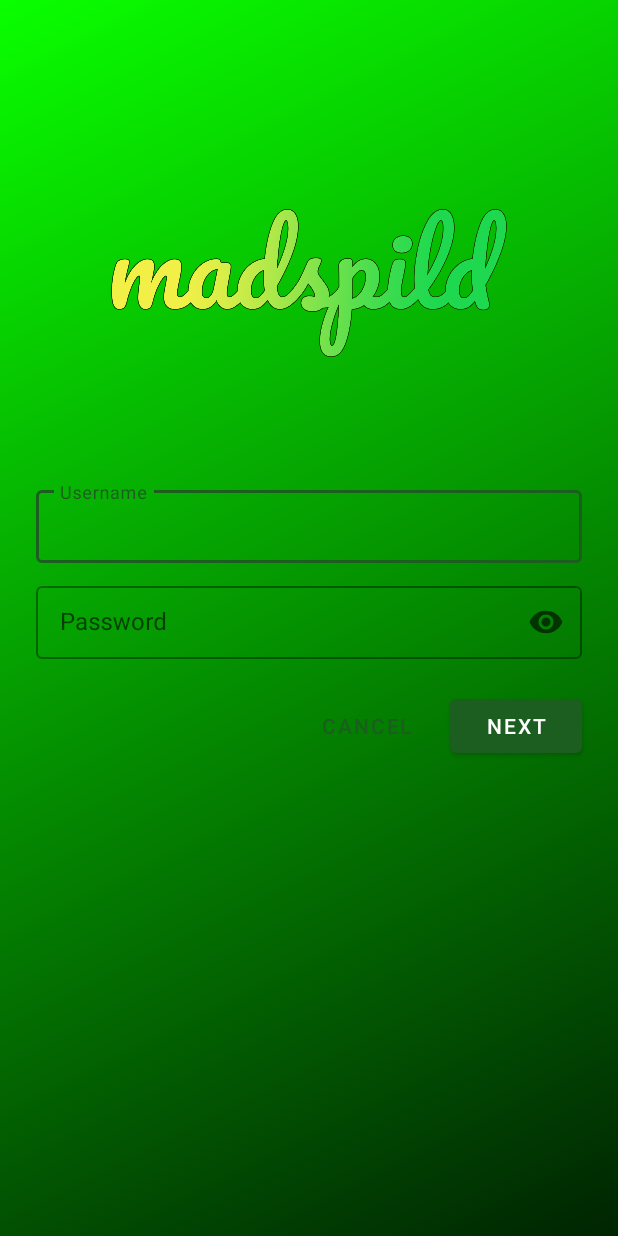
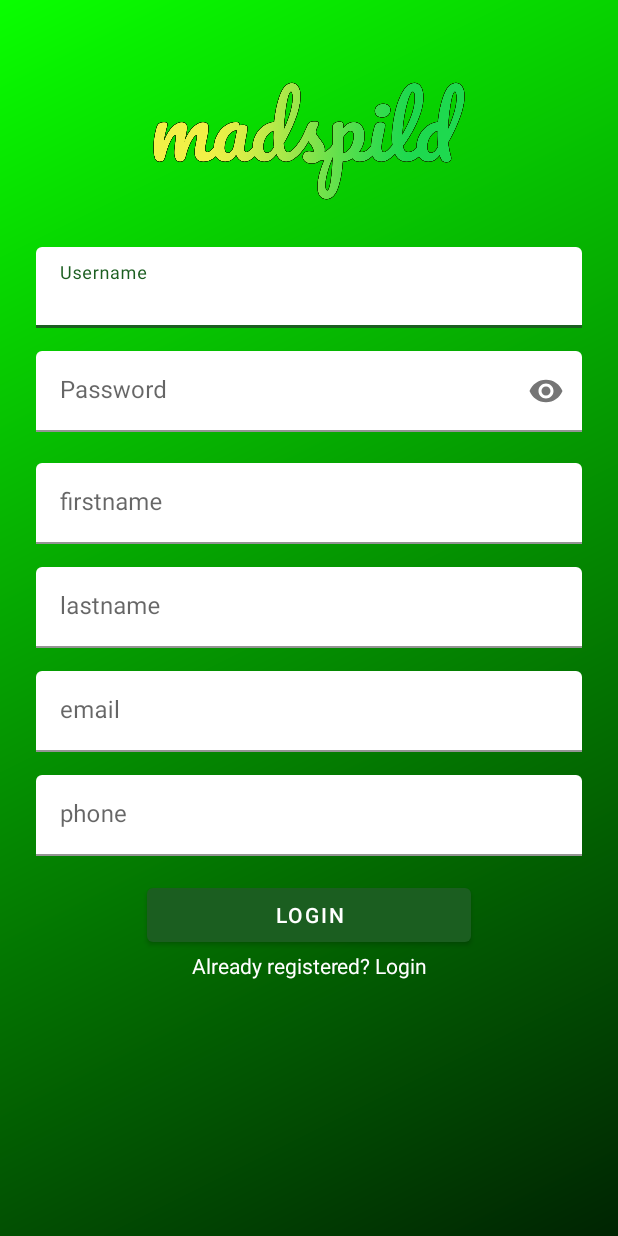
Before and after one commit to CATOS15/Madspild, an Android app: the screen it shows after launch (MainActivity), on a phone screen of 412 x 824 dp. Run offline under Robolectric (Android 15) with nearby library versions, the phone set to English and light mode, and no system bars; our stand-ins replace Firebase (no records; nobody signed in at launch, a user with empty details on screens opened directly).

Commit message:
ordnet login/register

```diff
--- a/app/src/main/java/madspild/Activities/MainActivity.java
+++ b/app/src/main/java/madspild/Activities/MainActivity.java
@@ -32,7 +32,7 @@ public class MainActivity extends FragmentActivity {
         super.onCreate(savedInstanceState);
 
         //til at teste login/registrer ved startup af appen
-        setContentView(R.layout.fragment_login);
+        setContentView(R.layout.fragment_register);
         //setContentView(R.layout.fragment_login);
 
         /*
--- a/app/src/main/res/layout/fragment_login.xml
+++ b/app/src/main/res/layout/fragment_login.xml
@@ -1,7 +1,6 @@
 <?xml version="1.0" encoding="utf-8"?>
 <ScrollView xmlns:android="http://schemas.android.com/apk/res/android"
     xmlns:app="http://schemas.android.com/apk/res-auto"
-    xmlns:tools="http://schemas.android.com/tools"
     android:layout_width="match_parent"
     android:layout_height="match_parent"
     android:background="@drawable/gradient_login">
@@ -19,19 +18,19 @@
             android:layout_width="264dp"
             android:layout_height="233dp"
             android:layout_gravity="center_horizontal"
-            android:layout_marginTop="48dp"
+            android:layout_marginTop="18dp"
             android:layout_marginBottom="16dp"
             app:srcCompat="@drawable/brand_icon_text2"
             android:src="@drawable/brand_icon_text2"
             android:contentDescription="@string/ms_imagedescription_logo" />
 
         <com.google.android.material.textfield.TextInputLayout
+            style="@style/Widget.TipTime.TextInputLayout.Filled"
+            android:id="@+id/login_username_text_input"
             android:layout_width="match_parent"
             android:layout_height="wrap_content"
             android:hint="@string/ms_hint_username"
-            app:boxBackgroundMode="outline"
-            style="@style/Widget.MaterialComponents.TextInputLayout.OutlinedBox.Dense"
-            android:paddingBottom="15px">
+            android:paddingBottom="12dp">
 
             <com.google.android.material.textfield.TextInputEditText
                 android:layout_width="match_parent"
@@ -41,11 +40,10 @@
         </com.google.android.material.textfield.TextInputLayout>
 
         <com.google.android.material.textfield.TextInputLayout
-            android:id="@+id/password_text_input"
+            style="@style/Widget.TipTime.TextInputLayout.Filled"
+            android:id="@+id/login_password_text_input"
             android:layout_width="match_parent"
             android:layout_height="wrap_content"
-            app:boxBackgroundMode="outline"
-            style="@style/Widget.MaterialComponents.TextInputLayout.OutlinedBox.Dense"
             android:hint="@string/ms_hint_password"
             app:endIconMode="password_toggle"
             app:errorEnabled="true">
@@ -62,23 +60,24 @@
             android:layout_height="wrap_content">
 
             <com.google.android.material.button.MaterialButton
-                android:id="@+id/next_button"
-                android:layout_width="wrap_content"
+                android:id="@+id/login_button"
+                android:layout_width="215dp"
                 android:layout_height="wrap_content"
+                android:layout_alignParentStart="true"
                 android:layout_alignParentEnd="true"
-                android:layout_alignParentRight="true"
-                android:text="@string/ms_button_next" />
+                android:layout_marginStart="74dp"
+                android:layout_marginEnd="74dp"
+                android:text="@string/ms_button_login" />
 
-            <com.google.android.material.button.MaterialButton
-                android:id="@+id/cancel_button"
-                style="@style/Widget.MaterialComponents.Button.TextButton"
-                android:layout_width="wrap_content"
+            <TextView
+                android:layout_width="match_parent"
                 android:layout_height="wrap_content"
-                android:layout_marginEnd="12dp"
-                android:layout_marginRight="12dp"
-                android:layout_toStartOf="@id/next_button"
-                android:layout_toLeftOf="@id/next_button"
-                android:text="@string/ms_button_cancel" />
+                android:layout_below="@+id/login_button"
+                android:layout_marginTop="0dp"
+                android:hint="@string/ms_hint_username"
+                android:text="@string/login_no_account_yet"
+                android:textAlignment="center"
+                android:textColor="@color/white" />
 
         </RelativeLayout>
     </LinearLayout>
--- a/app/src/main/res/layout/fragment_register.xml
+++ b/app/src/main/res/layout/fragment_register.xml
@@ -1,7 +1,6 @@
 <?xml version="1.0" encoding="utf-8"?>
 <ScrollView xmlns:android="http://schemas.android.com/apk/res/android"
     xmlns:app="http://schemas.android.com/apk/res-auto"
-    xmlns:tools="http://schemas.android.com/tools"
     android:layout_width="match_parent"
     android:layout_height="match_parent"
     android:background="@drawable/gradient_login">
@@ -16,22 +15,23 @@
         android:paddingTop="16dp">
 
         <ImageView
-            android:layout_width="264dp"
-            android:layout_height="233dp"
+            android:layout_width="208dp"
+            android:layout_height="109dp"
             android:layout_gravity="center_horizontal"
-            android:layout_marginTop="48dp"
+            android:layout_marginTop="15dp"
             android:layout_marginBottom="16dp"
-            app:srcCompat="@drawable/brand_icon_text2"
+            android:contentDescription="@string/ms_imagedescription_logo"
             android:src="@drawable/brand_icon_text2"
-            android:contentDescription="@string/ms_imagedescription_logo" />
+            app:srcCompat="@drawable/brand_icon_text2" />
 
         <com.google.android.material.textfield.TextInputLayout
+            style="@style/Widget.TipTime.TextInputLayout.Filled"
+            android:id="@+id/register_username_text_input"
             android:layout_width="match_parent"
             android:layout_height="wrap_content"
             android:hint="@string/ms_hint_username"
-            app:boxBackgroundMode="outline"
-            style="@style/Widget.MaterialComponents.TextInputLayout.OutlinedBox.Dense"
-            android:paddingBottom="15px">
+            app:endIconMode="clear_text"
+            android:paddingBottom="15dp">
 
             <com.google.android.material.textfield.TextInputEditText
                 android:layout_width="match_parent"
@@ -41,11 +41,10 @@
         </com.google.android.material.textfield.TextInputLayout>
 
         <com.google.android.material.textfield.TextInputLayout
-            android:id="@+id/password_text_input"
+            style="@style/Widget.TipTime.TextInputLayout.Filled"
+            android:id="@+id/register_password_text_input"
             android:layout_width="match_parent"
             android:layout_height="wrap_content"
-            app:boxBackgroundMode="filled"
-            style="@style/Widget.MaterialComponents.TextInputLayout.OutlinedBox.Dense"
             android:hint="@string/ms_hint_password"
             app:endIconMode="password_toggle"
             app:errorEnabled="true">
@@ -57,28 +56,89 @@
                 android:inputType="textPassword" />
         </com.google.android.material.textfield.TextInputLayout>
 
+        <com.google.android.material.textfield.TextInputLayout
+            style="@style/Widget.TipTime.TextInputLayout.Filled"
+            android:id="@+id/register_firstname_text_input"
+            android:layout_width="match_parent"
+            android:layout_height="wrap_content"
+            android:hint="@string/ms_hint_firstname"
+            android:paddingBottom="15dp">
+
+            <com.google.android.material.textfield.TextInputEditText
+                android:layout_width="match_parent"
+                android:layout_height="wrap_content"
+                android:inputType="text"
+                android:maxLines="1" />
+        </com.google.android.material.textfield.TextInputLayout>
+
+        <com.google.android.material.textfield.TextInputLayout
+            style="@style/Widget.TipTime.TextInputLayout.Filled"
+            android:id="@+id/register_lastname_text_input"
+            android:layout_width="match_parent"
+            android:layout_height="wrap_content"
+            android:hint="@string/ms_hint_lastname"
+            android:paddingBottom="15dp">
+
+            <com.google.android.material.textfield.TextInputEditText
+                android:layout_width="match_parent"
+                android:layout_height="wrap_content"
+                android:inputType="text"
+                android:maxLines="1" />
+        </com.google.android.material.textfield.TextInputLayout>
+
+        <com.google.android.material.textfield.TextInputLayout
+            style="@style/Widget.TipTime.TextInputLayout.Filled"
+            android:id="@+id/register_email_text_input"
+            android:layout_width="match_parent"
+            android:layout_height="wrap_content"
+            android:hint="@string/ms_hint_email"
+            android:paddingBottom="15dp">
+
+            <com.google.android.material.textfield.TextInputEditText
+                android:layout_width="match_parent"
+                android:layout_height="wrap_content"
+                android:inputType="text"
+                android:maxLines="1" />
+        </com.google.android.material.textfield.TextInputLayout>
+
+        <com.google.android.material.textfield.TextInputLayout
+            style="@style/Widget.TipTime.TextInputLayout.Filled"
+            android:id="@+id/register_phone_text_input"
+            android:layout_width="match_parent"
+            android:layout_height="wrap_content"
+            android:hint="@string/ms_hint_phone"
+            android:paddingBottom="15dp">
+
+            <com.google.android.material.textfield.TextInputEditText
+                android:layout_width="match_parent"
+                android:layout_height="wrap_content"
+                android:inputType="text"
+                android:maxLines="1" />
+        </com.google.android.material.textfield.TextInputLayout>
+
         <RelativeLayout
             android:layout_width="match_parent"
             android:layout_height="wrap_content">
 
             <com.google.android.material.button.MaterialButton
-                android:id="@+id/next_button"
-                android:layout_width="wrap_content"
+                android:id="@+id/login_button"
+                android:layout_width="215dp"
                 android:layout_height="wrap_content"
+                android:layout_alignParentStart="true"
                 android:layout_alignParentEnd="true"
-                android:layout_alignParentRight="true"
-                android:text="@string/ms_button_next" />
+                android:layout_marginStart="74dp"
+                android:layout_marginEnd="74dp"
+                android:text="@string/ms_button_login" />
 
-            <com.google.android.material.button.MaterialButton
-                android:id="@+id/cancel_button"
-                style="@style/Widget.MaterialComponents.Button.TextButton"
-                android:layout_width="wrap_content"
+            <TextView
+                android:layout_width="match_parent"
                 android:layout_height="wrap_content"
-                android:layout_marginEnd="12dp"
-                android:layout_marginRight="12dp"
-                android:layout_toStartOf="@id/next_button"
-                android:layout_toLeftOf="@id/next_button"
-                android:text="@string/ms_button_cancel" />
+                android:layout_below="@+id/login_button"
+                android:layout_marginTop="0dp"
+                android:hint="@string/ms_hint_username"
+                android:text="@string/register_already_registered"
+                android:textAlignment="center"
+                android:textColor="@color/white" />
 
         </RelativeLayout>
     </LinearLayout>
--- a/app/src/main/res/values/strings.xml
+++ b/app/src/main/res/values/strings.xml
@@ -20,14 +20,28 @@
     <string name="password">Password</string>
 
     <!-- Profile/Signup-->
+    <string name="ms_imagedescription_logo">Logo</string>
+    <string name="ms_button_login">login</string>
+
     <string name="ms_hint_username">Username</string>
     <string name="ms_hint_password">Password</string>
+    <string name="ms_error_password">Password must contain at least 8 characters.</string>
+
+    <string name="ms_hint_lastname">lastname</string>
+    <string name="ms_hint_firstname">firstname</string>
+    <string name="ms_hint_email">email</string>
+    <string name="ms_hint_phone">phone</string>
+
+    <string name="login_no_account_yet">No account yet? Create one</string>
+    <string name="register_already_registered">Already registered? Login</string>
+
+    <!--random -->
     <string name="ms_button_next">Next</string>
     <string name="ms_button_cancel">Cancel</string>
-    <string name="ms_error_password">Password must contain at least 8 characters.</string>
     <string name="ms_filter_title">Filter</string>
     <string name="ms_search_title">Search</string>
     <string name="ms_product_title">Title</string>
     <string name="ms_product_description">Secondary text</string>
-    <string name="ms_imagedescription_logo">Logo</string>
+
+    <!-- nye ting / andet-->
 </resources>
--- a/app/src/main/res/values/themes.xml
+++ b/app/src/main/res/values/themes.xml
@@ -12,22 +12,10 @@
         <!-- Status bar color. -->
         <item name="android:statusBarColor" tools:targetApi="l">?attr/colorPrimaryVariant</item>
         <!-- Customize your theme here. -->
-        <item name="android:textColorPrimary">@color/textColorPrimary</item>
-
     </style>
 
-    <!--
-    <style name="ThemeOverlay.App.TextInputLayout" parent="">
-        <item name="colorPrimary">@color/shrine_pink_100</item>
-        <item name="colorOnSurface">@color/shrine_pink_900</item>
-        <item name="colorError">@color/shrine_red</item>
-        <item name="textAppearanceSubtitle1">@style/TextAppearance.App.Subtitle1</item>
-        <item name="textAppearanceCaption">@style/TextAppearance.App.Caption</item>
-        <item name="editTextStyle">@style/Widget.MaterialComponents.TextInputEditText.*</item>
+    <style name="Widget.TipTime.TextInputLayout.Filled" parent="Widget.MaterialComponents.TextInputLayout.FilledBox.Dense">
+        <item name="boxBackgroundColor">@color/white</item>
     </style>
-    -->
-
-
-
 
 </resources>
```
Also changed, not shown: app/src/main/res/values/styles.xml (+0 -9 lines).
